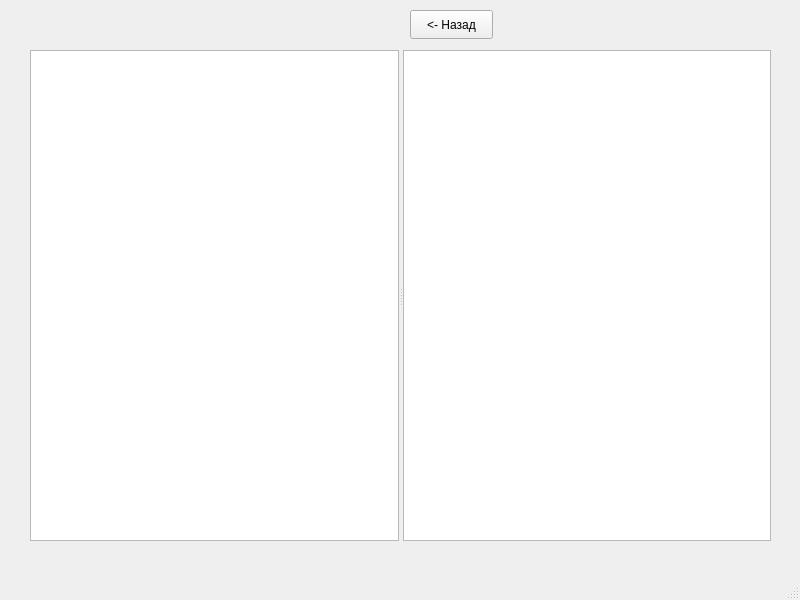
Qt form Main Window/mainwindow.ui (StanleyStanMarsh/FolderWatcher) before a commit.
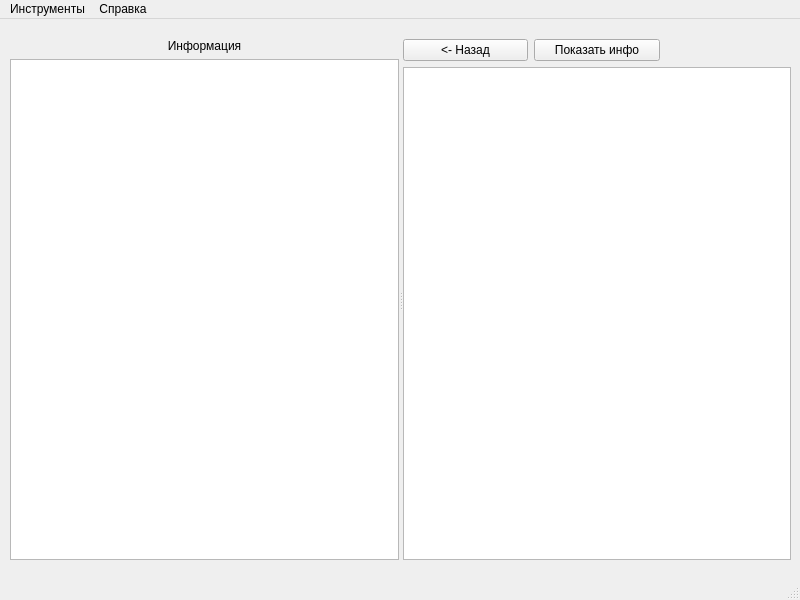
The same form after that commit.

Commit message: fix: rework of layouts, add menu bar, info message box

The edit to the form file:
```diff
--- a/Main Window/mainwindow.ui
+++ b/Main Window/mainwindow.ui
@@ -14,33 +14,62 @@
    <string>MainWindow</string>
   </property>
   <widget class="QWidget" name="centralwidget">
-   <widget class="QPushButton" name="back_button">
-    <property name="geometry">
-     <rect>
-      <x>410</x>
-      <y>10</y>
-      <width>83</width>
-      <height>29</height>
-     </rect>
-    </property>
-    <property name="text">
-     <string>&lt;- Назад</string>
-    </property>
-   </widget>
+   <property name="sizePolicy">
+    <sizepolicy hsizetype="Expanding" vsizetype="Expanding">
+     <horstretch>0</horstretch>
+     <verstretch>0</verstretch>
+    </sizepolicy>
+   </property>
    <widget class="QSplitter" name="splitter">
     <property name="geometry">
      <rect>
-      <x>30</x>
-      <y>50</y>
-      <width>741</width>
-      <height>491</height>
+      <x>10</x>
+      <y>20</y>
+      <width>781</width>
+      <height>521</height>
      </rect>
     </property>
     <property name="orientation">
      <enum>Qt::Horizontal</enum>
     </property>
-    <widget class="QTreeView" name="treeView"/>
-    <widget class="QListView" name="listView"/>
+    <widget class="QWidget" name="verticalLayoutWidget">
+     <layout class="QVBoxLayout" name="verticalLayout">
+      <item>
+       <widget class="QLabel" name="label">
+        <property name="text">
+         <string>Информация</string>
+        </property>
+        <property name="alignment">
+         <set>Qt::AlignCenter</set>
+        </property>
+       </widget>
+      </item>
+      <item>
+       <widget class="QTableView" name="tableView"/>
+      </item>
+     </layout>
+    </widget>
+    <widget class="QWidget" name="gridLayoutWidget">
+     <layout class="QGridLayout" name="gridLayout_2" columnstretch="0,0,0">
+      <item row="0" column="0">
+       <widget class="QPushButton" name="back_button">
+        <property name="text">
+         <string>&lt;- Назад</string>
+        </property>
+       </widget>
+      </item>
+      <item row="0" column="1">
+       <widget class="QPushButton" name="main_info_button">
+        <property name="text">
+         <string>Показать инфо</string>
+        </property>
+       </widget>
+      </item>
+      <item row="1" column="0" colspan="3">
+       <widget class="QListView" name="listView"/>
+      </item>
+     </layout>
+    </widget>
    </widget>
   </widget>
   <widget class="QMenuBar" name="menubar">
@@ -52,6 +81,25 @@
      <height>25</height>
     </rect>
    </property>
+   <widget class="QMenu" name="instruments">
+    <property name="title">
+     <string>Инструменты</string>
+    </property>
+    <addaction name="action_2"/>
+    <addaction name="action_3"/>
+    <addaction name="action_4"/>
+   </widget>
+   <widget class="QMenu" name="about">
+    <property name="title">
+     <string>Справка</string>
+    </property>
+    <addaction name="separator"/>
+    <addaction name="action_6"/>
+    <addaction name="separator"/>
+    <addaction name="action_8"/>
+   </widget>
+   <addaction name="instruments"/>
+   <addaction name="about"/>
   </widget>
   <widget class="QStatusBar" name="statusbar"/>
  </widget>
```
Left out of the diff: 25 changed lines with no effect on the pictures. The commit also changes 2 other files.
